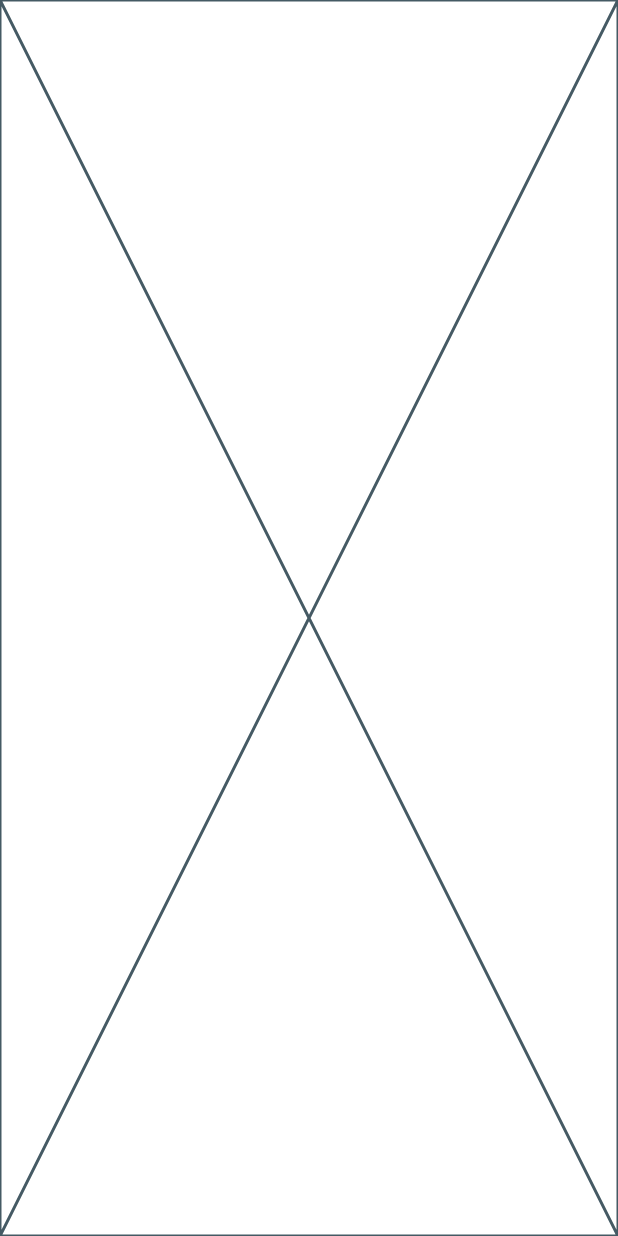
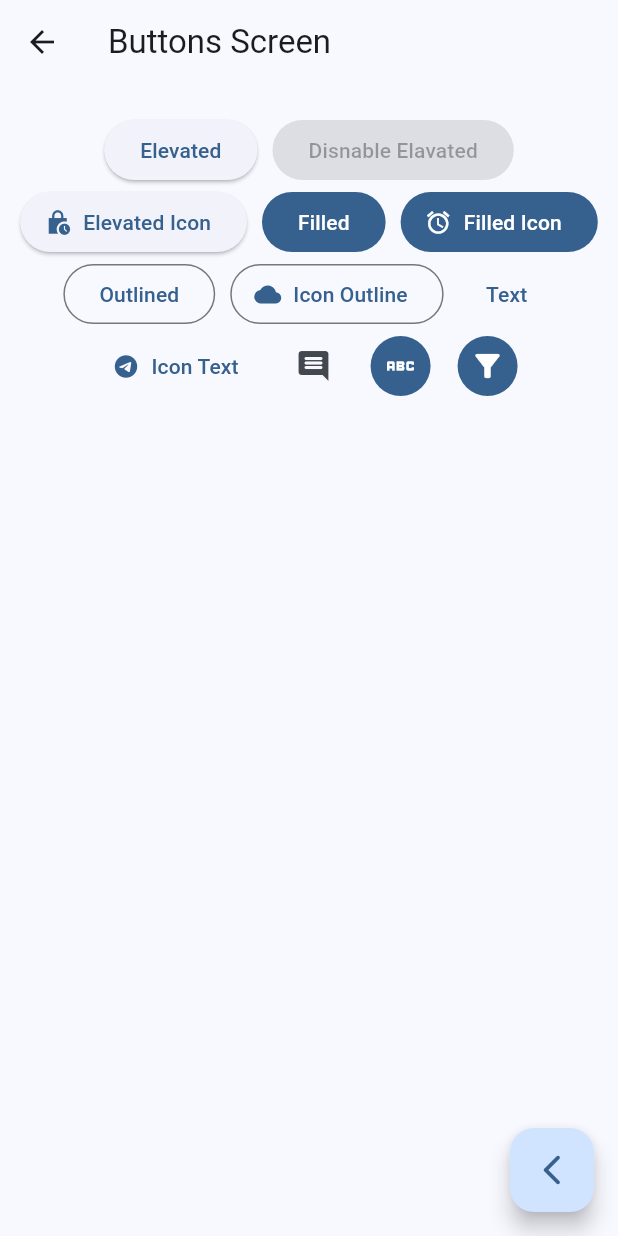
Before and after one commit to CanulMena/custom_widgets, a Flutter app: the screen it shows after launch, after a tap on "botones", on a phone screen of 412 x 824 dp. Run offline on Flutter 3.47's test engine with Material 3 defaults, Android fonts, the phone set to English and light mode, and no system bars; our stand-ins replace go_router.

Commit message:
botones agregados en buttons_screen

```diff
--- a/lib/presentation/screens/buttons/buttons_screen.dart
+++ b/lib/presentation/screens/buttons/buttons_screen.dart
@@ -1,10 +1,69 @@
 import 'package:flutter/material.dart';
+import 'package:go_router/go_router.dart';
 
 class ButtonScreen extends StatelessWidget {
   const ButtonScreen({super.key});
 
   @override
   Widget build(BuildContext context) {
-    return Placeholder();
+    final colors = Theme.of(context).colorScheme;
+    return Scaffold(
+      appBar: AppBar(
+        title: const Text('Buttons Screen'),
+      ),
+
+      body: _BottonsView(),
+
+      floatingActionButton: FloatingActionButton(
+        onPressed: () => context.pop(),
+        child: Icon(Icons.arrow_back_ios_new_rounded, color:colors.primary,),
+        ),
+    );
   }
 }
+
+class _BottonsView extends StatelessWidget {
+
+  @override
+  Widget build(BuildContext context) {
+    final colors = Theme.of(context).colorScheme;
+    return SizedBox(
+      width: double.infinity, //*Definiremos el espacio que puede tomar el wrap de una vez
+      child: Padding(
+        padding: const EdgeInsets.symmetric(horizontal: 10, vertical: 20),
+        child: Wrap( //*El espacio del wrap se va definiendo, no viene definido.
+          alignment: WrapAlignment.center,
+          spacing: 10,
+          children: [
+            ElevatedButton(onPressed: (){}, child: const Text('Elevated')),
+            const ElevatedButton(onPressed: null, child: Text('Disnable Elavated')),
+            ElevatedButton.icon(onPressed: (){}, icon: const Icon(Icons.lock_clock_sharp), label: const Text('Elevated Icon')),
+
+            FilledButton(onPressed: (){}, child: const Text('Filled')),
+            FilledButton.icon(onPressed: (){}, icon: const Icon(Icons.access_alarm_outlined), label: const Text('Filled Icon')),
+
+            OutlinedButton(onPressed: (){}, child: const Text('Outlined')),
+            OutlinedButton.icon(onPressed: (){}, icon: const Icon(Icons.cloud), label: const Text('Icon Outline')),
+
+            TextButton(onPressed: (){}, child: const Text('Text')),
+            TextButton.icon(onPressed: (){}, icon: const Icon(Icons.telegram), label: const Text('Icon Text')),
+
+            IconButton(onPressed: (){}, icon: const Icon(Icons.insert_comment_rounded)),
+            IconButton(
+              onPressed: (){},
+              icon: const Icon(Icons.abc,),
+              style: ButtonStyle(
+                backgroundColor: MaterialStatePropertyAll(colors.primary),
+                iconColor: const MaterialStatePropertyAll(Colors.white),
+              )
+              ),
+            IconButton.filled(onPressed: (){}, icon: const Icon(Icons.filter_list_alt)),
+
+            //TODO: crear mi icono personalizado
+
+          ],
+        ),
+      ),
+    );
+  }
+}
```
